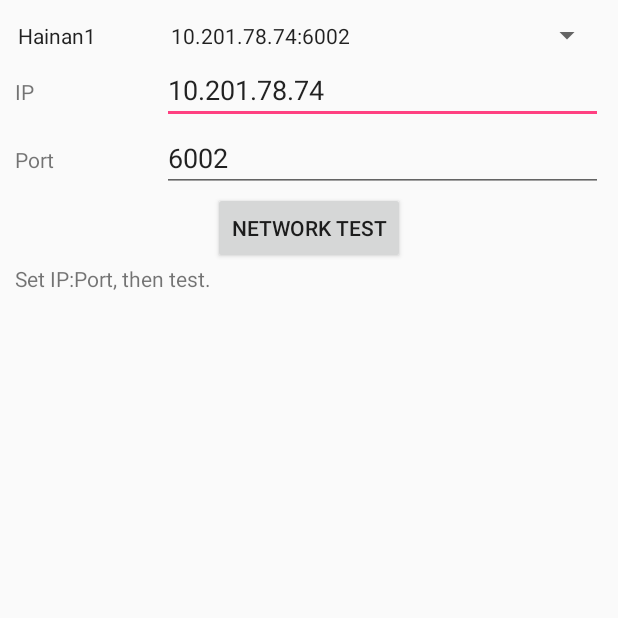
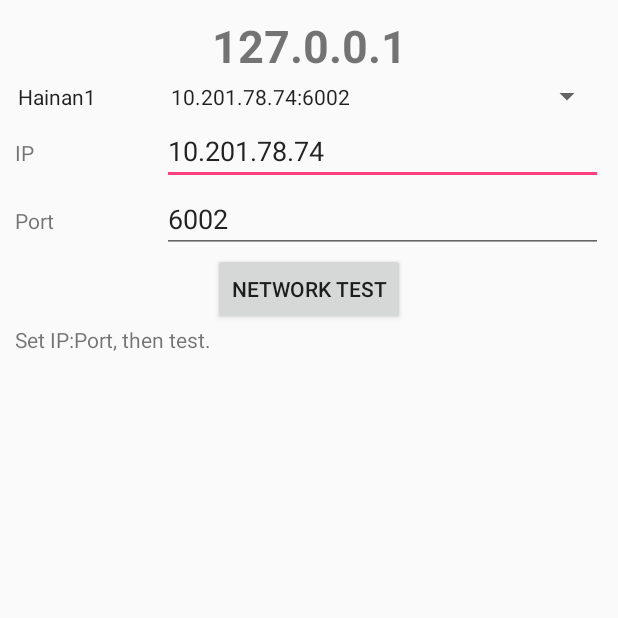
Before and after one commit to zcwatch/NetTest, an Android app: the screen it shows after launch (MainActivity), on a phone screen of 412 x 824 dp, the top half of it. Run offline under Robolectric (Android 15) with nearby library versions, the phone set to English and light mode, and no system bars.

Commit message:
Add IP display

```diff
--- a/app/src/main/res/layout/activity_main.xml
+++ b/app/src/main/res/layout/activity_main.xml
@@ -8,6 +8,15 @@
     android:padding="10dp"
     android:fitsSystemWindows="true"
     tools:context="sw.iot.droid.nettest.MainActivity">
+
+    <TextView
+        android:id="@+id/textIP"
+        android:layout_width="match_parent"
+        android:layout_height="wrap_content"
+        android:text="127.0.0.1"
+        android:textAlignment="center"
+        android:textSize="30sp"
+        android:textStyle="bold" />
 
     <LinearLayout
         android:layout_width="match_parent"
@@ -47,7 +56,6 @@
             android:layout_width="match_parent"
             android:layout_height="wrap_content"
             android:layout_weight="1"
-            android:ems="10"
             android:inputType="textPersonName"
             android:text="10.201.78.74" />
     </LinearLayout>
@@ -69,9 +77,9 @@
             android:layout_width="match_parent"
             android:layout_height="wrap_content"
             android:layout_weight="1"
-            android:ems="10"
             android:inputType="number"
-            android:text="6002"/>
+            android:maxLength="8"
+            android:text="6002" />
     </LinearLayout>
 
     <Button
```
Also changed, not shown: app/src/main/java/sw/iot/droid/nettest/MainActivity.java (+73 -0 lines).
